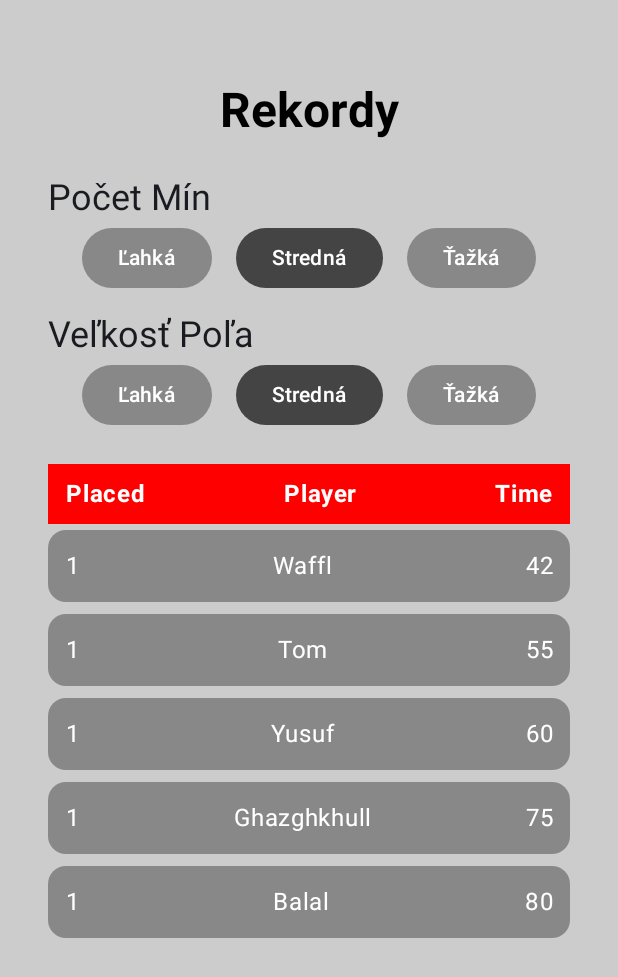
After one commit to WaffleMaker9000/MinovePole, an Android app built with Jetpack Compose: the composable LeaderBoard shown on its own in the app's theme, on a phone screen of 412 x 824 dp. The commit adds this screen. Shown: the top 977 px of the screen. Run offline under Robolectric (Android 15) with nearby library versions, the phone set to English and light mode, and no system bars.

Commit message:
Layout created

```diff
--- a/app/src/main/java/com/example/minovepole/DifficultySelect.kt
+++ b/app/src/main/java/com/example/minovepole/DifficultySelect.kt
@@ -101,34 +101,3 @@ fun DifficultyScreen(
         }
     }
 }
-
-@Composable
-fun DifficultyButtons(
-    options: List<DifficultyOption>,
-    selectedOption: DifficultyOption,
-    onOptionSelected: (DifficultyOption) -> Unit
-) {
-    Row (
-        horizontalArrangement = Arrangement.spacedBy(16.dp),
-        verticalAlignment = Alignment.CenterVertically
-    ) {
-        options.forEach { option ->
-            Button(
-                onClick = {onOptionSelected(option)},
-                colors = if (option == selectedOption) {
-                    ButtonDefaults.buttonColors(containerColor = Color.DarkGray)
-                } else {
-                    ButtonDefaults.buttonColors(containerColor = Color.Gray)
-                }
-            ) {
-                Text(text = stringResource(id = option.labelResId), color = Color.White)
-            }
-        }
-    }
-}
-
-enum class DifficultyOption(@StringRes val labelResId: Int) {
-    EASY(R.string.easy_option),
-    MEDIUM(R.string.medium_option),
-    HARD(R.string.hard_option)
-}
--- /dev/null
+++ b/app/src/main/java/com/example/minovepole/LeaderBoard.kt
@@ -0,0 +1,164 @@
+package com.example.minovepole
+
+import androidx.compose.foundation.background
+import androidx.compose.foundation.layout.Arrangement
+import androidx.compose.foundation.layout.Column
+import androidx.compose.foundation.layout.Row
+import androidx.compose.foundation.layout.Spacer
+import androidx.compose.foundation.layout.fillMaxSize
+import androidx.compose.foundation.layout.fillMaxWidth
+import androidx.compose.foundation.layout.padding
+import androidx.compose.foundation.lazy.LazyColumn
+import androidx.compose.foundation.lazy.items
+import androidx.compose.material3.Card
+import androidx.compose.material3.CardDefaults
+import androidx.compose.material3.MaterialTheme
+import androidx.compose.material3.Surface
+import androidx.compose.material3.Text
+import androidx.compose.runtime.Composable
+import androidx.compose.runtime.getValue
+import androidx.compose.runtime.mutableStateOf
+import androidx.compose.runtime.remember
+import androidx.compose.runtime.setValue
+import androidx.compose.ui.Alignment
+import androidx.compose.ui.Modifier
+import androidx.compose.ui.graphics.Color
+import androidx.compose.ui.res.stringResource
+import androidx.compose.ui.text.font.FontWeight
+import androidx.compose.ui.text.style.TextAlign
+import androidx.compose.ui.tooling.preview.Preview
+import androidx.compose.ui.unit.dp
+
+@Preview (showBackground = true)
+@Composable
+fun LeaderBoardPreview (
+
+) {
+    LeaderBoard()
+}
+
+data class Score (
+    val name: String,
+    val time: Int
+)
+
+@Composable
+fun LeaderBoard (
+
+) {
+    Surface (
+        modifier = Modifier.fillMaxSize(),
+        color = Color.LightGray
+    ) {
+        var mineDifficultySelected by remember { mutableStateOf(DifficultyOption.MEDIUM) }
+        var sizeDifficultySelected by remember { mutableStateOf(DifficultyOption.MEDIUM) }
+
+        val scores = remember {
+            listOf(
+                Score("Waffl", 42),
+                Score("Tom", 55),
+                Score("Yusuf", 60),
+                Score("Ghazghkhull", 75),
+                Score("Balal", 80),
+            ).sortedBy { it.time }
+        }
+
+        Column (
+            modifier = Modifier
+                .fillMaxSize()
+                .padding(32.dp),
+            verticalArrangement = Arrangement.Center,
+            horizontalAlignment = Alignment.CenterHorizontally
+        ) {
+            Spacer(modifier = Modifier.weight(1f))
+            Text(
+                text = stringResource(R.string.leaderboard_title),
+                style = MaterialTheme.typography.headlineLarge,
+                fontWeight = FontWeight.Bold,
+                color = Color.Black
+            )
+            Spacer(modifier = Modifier.weight(1f))
+            Text(
+                text = stringResource(R.string.mine_diff),
+                style = MaterialTheme.typography.headlineSmall,
+                modifier = Modifier.align(Alignment.Start)
+            )
+            DifficultyButtons(
+                options = DifficultyOption.entries,
+                selectedOption = mineDifficultySelected,
+                onOptionSelected = {mineDifficultySelected = it }
+            )
+            Spacer(modifier = Modifier.weight(0.5f))
+            Text(
+                text = stringResource(R.string.size_diff),
+                style = MaterialTheme.typography.headlineSmall,
+                modifier = Modifier.align(Alignment.Start)
+            )
+            DifficultyButtons(
+                options = DifficultyOption.entries,
+                selectedOption = sizeDifficultySelected,
+                onOptionSelected = {sizeDifficultySelected = it }
+            )
+            Spacer(modifier = Modifier.weight(1f))
+
+            Row(
+                modifier = Modifier
+                    .fillMaxWidth()
+                    .background(Color.Red)
+                    .padding(vertical = 8.dp, horizontal = 12.dp),
+                horizontalArrangement = Arrangement.SpaceBetween
+            ) {
+                Text(
+                    text = "Placed",
+                    color = Color.White,
+                    fontWeight = FontWeight.Bold,
+                    textAlign = TextAlign.Start
+                )
+                Text(
+                    text = "Player",
+                    color = Color.White,
+                    fontWeight = FontWeight.Bold,
+                    textAlign = TextAlign.Center
+                )
+                Text(
+                    text = "Time",
+                    color = Color.White,
+                    fontWeight = FontWeight.Bold,
+                    textAlign = TextAlign.End
+                )
+            }
+
+            LazyColumn (
+                modifier = Modifier.fillMaxWidth().weight(20f)
+            ) {
+                items(scores) { score ->
+                    Card (
+                        modifier = Modifier.fillMaxWidth().padding(vertical = 4.dp),
+                        colors = CardDefaults.cardColors(containerColor = Color.Gray)
+                    ) {
+                        Row (
+                            modifier = Modifier.fillMaxWidth().padding(12.dp),
+                            horizontalArrangement = Arrangement.SpaceBetween
+                        ) {
+                            Text(
+                                text = "1",
+                                textAlign = TextAlign.Start,
+                                color = Color.White,
+                            )
+                            Text(
+                                text = score.name,
+                                textAlign = TextAlign.Center,
+                                color = Color.White,
+                            )
+                            Text(
+                                text = score.time.toString(),
+                                textAlign = TextAlign.End,
+                                color = Color.White,
+                            )
+                        }
+                    }
+                }
+            }
+        }
+    }
+}
--- /dev/null
+++ b/app/src/main/java/com/example/minovepole/ReusableUI.kt
@@ -0,0 +1,45 @@
+package com.example.minovepole
+
+import androidx.annotation.StringRes
+import androidx.compose.foundation.layout.Arrangement
+import androidx.compose.foundation.layout.Row
+import androidx.compose.material3.Button
+import androidx.compose.material3.ButtonDefaults
+import androidx.compose.material3.Text
+import androidx.compose.runtime.Composable
+import androidx.compose.ui.Alignment
+import androidx.compose.ui.graphics.Color
+import androidx.compose.ui.res.stringResource
+import androidx.compose.ui.unit.dp
+
+
+@Composable
+fun DifficultyButtons(
+    options: List<DifficultyOption>,
+    selectedOption: DifficultyOption,
+    onOptionSelected: (DifficultyOption) -> Unit
+) {
+    Row (
+        horizontalArrangement = Arrangement.spacedBy(16.dp),
+        verticalAlignment = Alignment.CenterVertically
+    ) {
+        options.forEach { option ->
+            Button(
+                onClick = {onOptionSelected(option)},
+                colors = if (option == selectedOption) {
+                    ButtonDefaults.buttonColors(containerColor = Color.DarkGray)
+                } else {
+                    ButtonDefaults.buttonColors(containerColor = Color.Gray)
+                }
+            ) {
+                Text(text = stringResource(id = option.labelResId), color = Color.White)
+            }
+        }
+    }
+}
+
+enum class DifficultyOption(@StringRes val labelResId: Int) {
+    EASY(R.string.easy_option),
+    MEDIUM(R.string.medium_option),
+    HARD(R.string.hard_option)
+}
--- a/app/src/main/res/values/strings.xml
+++ b/app/src/main/res/values/strings.xml
@@ -8,4 +8,5 @@
     <string name="medium_option">Stredná</string>
     <string name="hard_option">Ťažká</string>
     <string name="confirm">Potvrdiť</string>
+    <string name="leaderboard_title">Rekordy</string>
 </resources>
```
